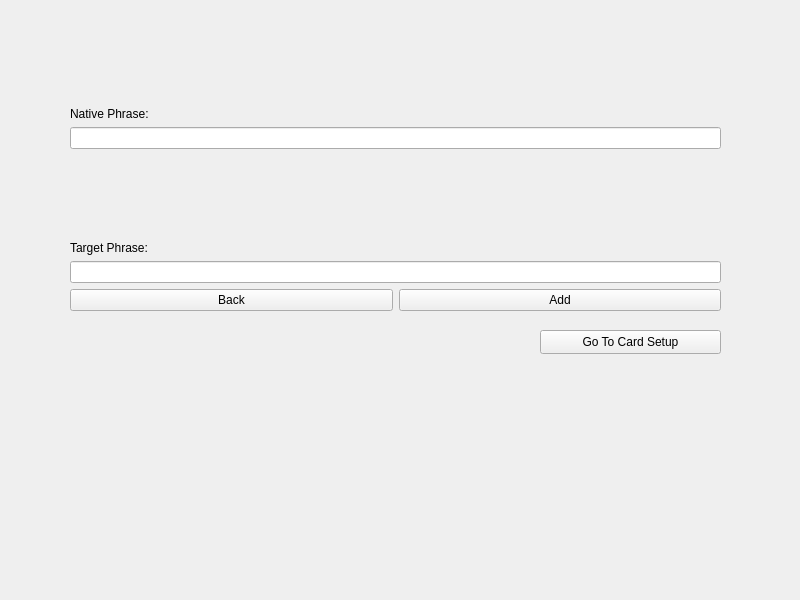
This is phraseinputform.ui in hsetlik/CodexQt as Qt 5 draws it before an edit. The edited form follows.
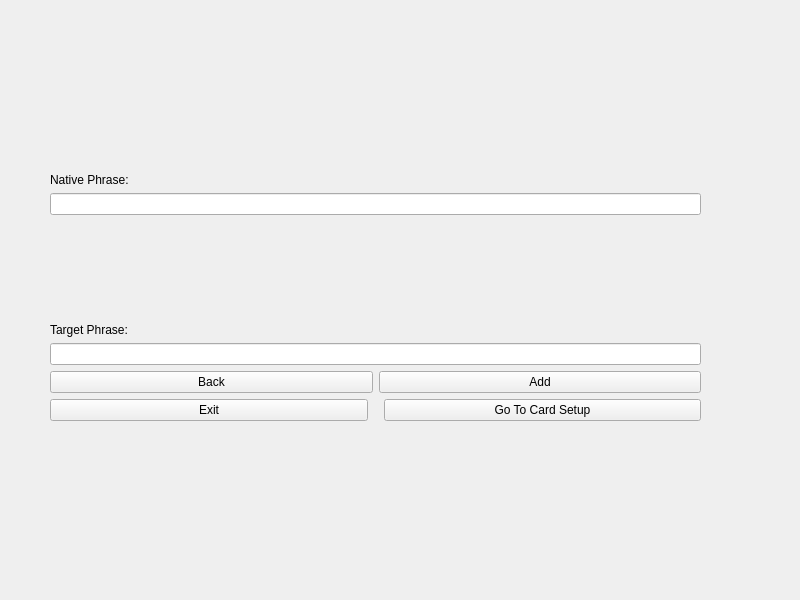
This is the edited form.

Commit message: New navigation buttons

What changed in the file:
```diff
--- a/phraseinputform.ui
+++ b/phraseinputform.ui
@@ -16,10 +16,10 @@
   <widget class="QWidget" name="verticalLayoutWidget">
    <property name="geometry">
     <rect>
-     <x>70</x>
-     <y>20</y>
+     <x>50</x>
+     <y>70</y>
      <width>651</width>
-     <height>291</height>
+     <height>351</height>
     </rect>
    </property>
    <layout class="QVBoxLayout" name="verticalLayout">
@@ -61,21 +61,42 @@
       </item>
      </layout>
     </item>
+    <item>
+     <layout class="QHBoxLayout" name="horizontalLayout_2">
+      <item>
+       <widget class="QPushButton" name="exitButton">
+        <property name="text">
+         <string>Exit</string>
+        </property>
+       </widget>
+      </item>
+      <item>
+       <spacer name="horizontalSpacer">
+        <property name="orientation">
+         <enum>Qt::Horizontal</enum>
+        </property>
+        <property name="sizeType">
+         <enum>QSizePolicy::Preferred</enum>
+        </property>
+        <property name="sizeHint" stdset="0">
+         <size>
+          <width>10</width>
+          <height>20</height>
+         </size>
+        </property>
+       </spacer>
+      </item>
+      <item>
+       <widget class="QPushButton" name="createSetupButton">
+        <property name="text">
+         <string>Go To Card Setup</string>
+        </property>
+       </widget>
+      </item>
+     </layout>
+    </item>
    </layout>
   </widget>
-  <widget class="QPushButton" name="createSetupButton">
-   <property name="geometry">
-    <rect>
-     <x>540</x>
-     <y>330</y>
-     <width>181</width>
-     <height>24</height>
-    </rect>
-   </property>
-   <property name="text">
-    <string>Go To Card Setup</string>
-   </property>
-  </widget>
  </widget>
  <resources/>
  <connections/>
```
The commit also changes 10 other files.
